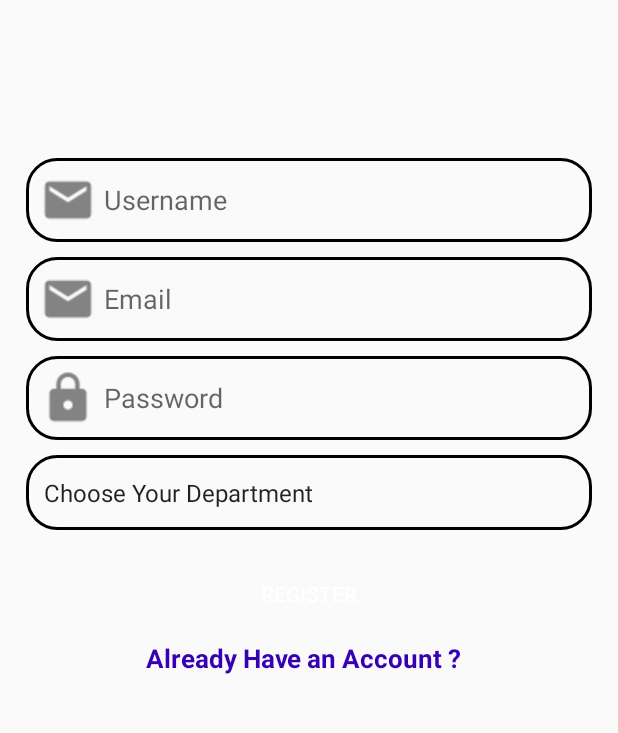
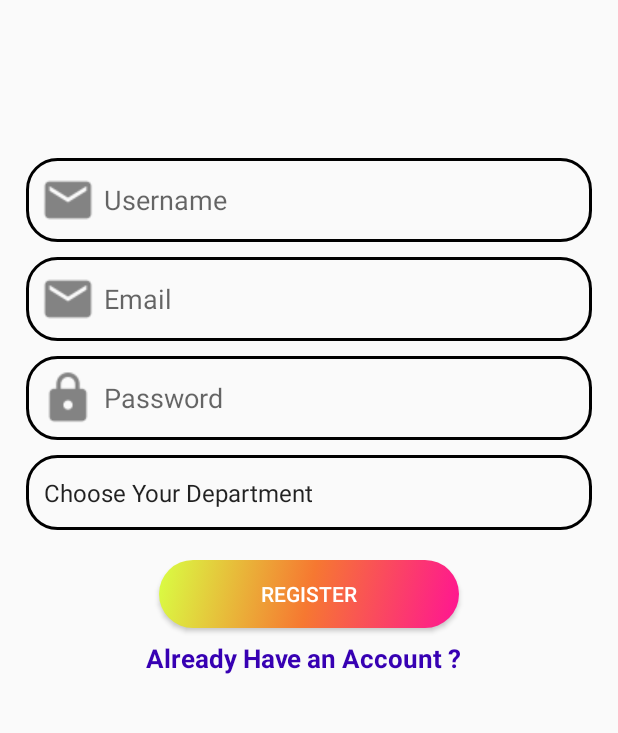
Before and after one commit to sandeepshiven/sandeep-ecellapp, an Android app: the RegisterActivity screen opened directly, with no data from a screen before it, on a phone screen of 412 x 824 dp, the part 396-1129 px from its top. Run offline under Robolectric (Android 15) with nearby library versions, the phone set to English and light mode, and no system bars; our stand-ins replace Firebase (no records; nobody signed in at launch, a user with empty details on screens opened directly); Roboto replaces fonts that are not available here.

Commit message:
button_design.xml added to drawer

```diff
--- a/app/src/main/res/drawable/button_design.xml
+++ b/app/src/main/res/drawable/button_design.xml
@@ -6,7 +6,10 @@
 
             <gradient
                 android:type="linear"
-                android:angle="315">
+                android:angle="315"
+                android:startColor="@color/colorGradientStart"
+                android:centerColor="@color/colorGradientCenter"
+                android:endColor="@color/colorGradientEnd">
             </gradient>
             <corners
                 android:radius="50dp">
@@ -16,4 +19,5 @@
         </shape>
     </item>
 
+
 </selector>
```
